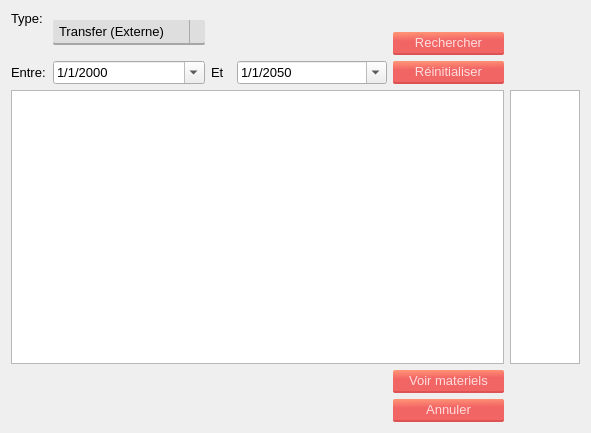
First picture: the form in interfaces/listetransfer.ui, repository Mehdi-SK/Cosider-TP-App, before the edit.
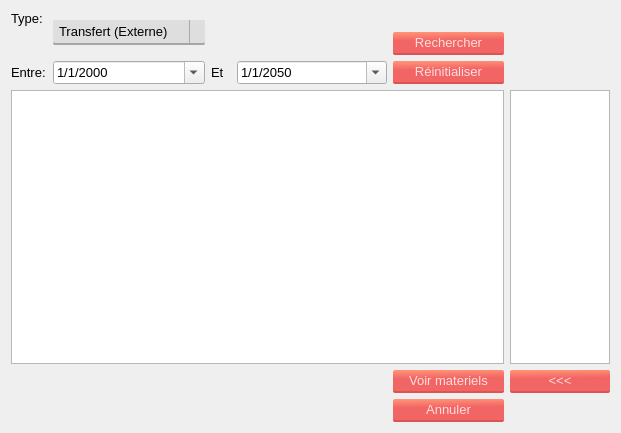
Second picture: the form after the edit. Icons and pictures are not drawn.

```diff
--- a/interfaces/listetransfer.ui
+++ b/interfaces/listetransfer.ui
@@ -6,7 +6,7 @@
    <rect>
     <x>0</x>
     <y>0</y>
-    <width>588</width>
+    <width>617</width>
     <height>433</height>
    </rect>
   </property>
@@ -102,7 +102,7 @@
      </property>
      <item>
       <property name="text">
-       <string>Transfer (Externe)</string>
+       <string>Transfert (Externe)</string>
       </property>
      </item>
      <item>
@@ -320,6 +320,25 @@
      </property>
     </widget>
    </item>
+   <item row="4" column="6">
+    <widget class="QPushButton" name="fermer">
+     <property name="minimumSize">
+      <size>
+       <width>100</width>
+       <height>0</height>
+      </size>
+     </property>
+     <property name="maximumSize">
+      <size>
+       <width>120</width>
+       <height>16777215</height>
+      </size>
+     </property>
+     <property name="text">
+      <string>&lt;&lt;&lt;</string>
+     </property>
+    </widget>
+   </item>
   </layout>
  </widget>
  <resources/>
```
Left out of the diff: 4 changed lines with no effect on the pictures.
